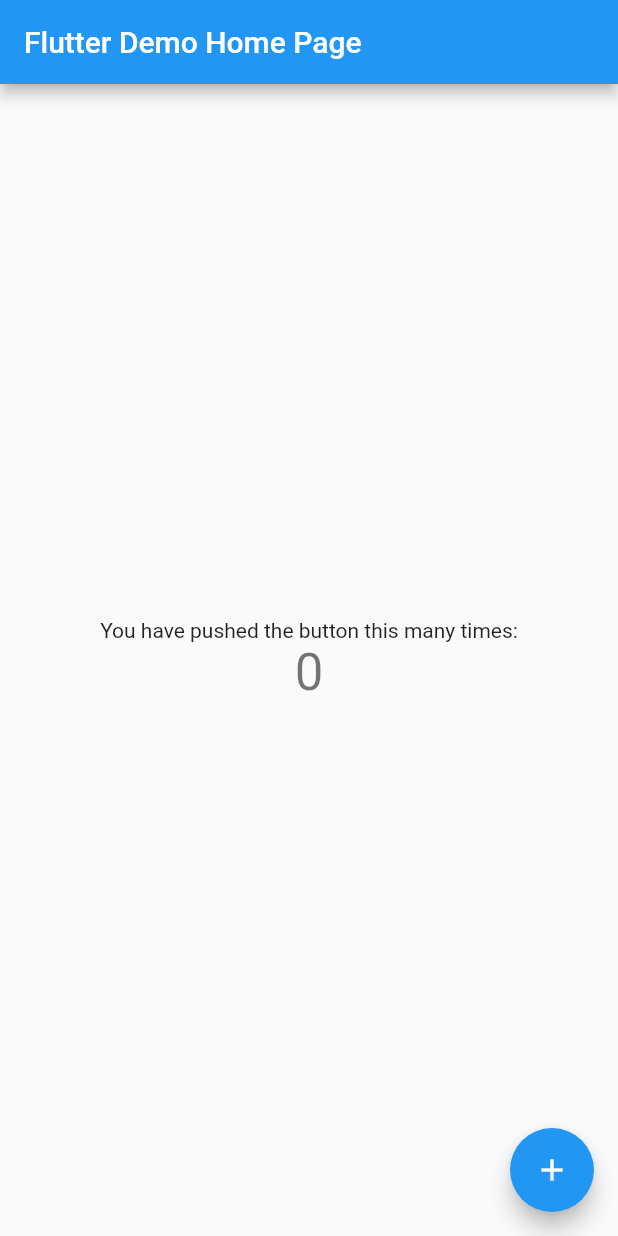
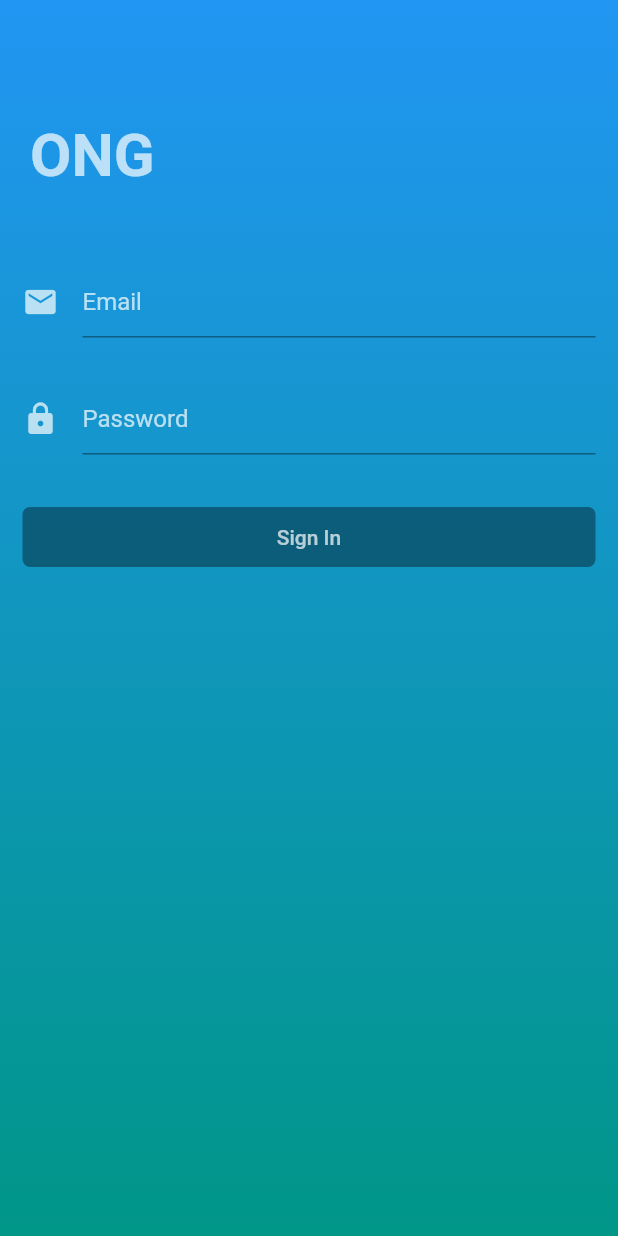
Before and after one commit to Pedrohf360/dad-flutter-trab-pratico, a Flutter app: the screen it shows after launch, on a phone screen of 412 x 824 dp. Run offline on Flutter 3.47's test engine with Material 2 defaults, Android fonts, the phone set to English and light mode, and no system bars; our stand-ins replace shared_preferences.

Commit message:
Finishing layout (login page and pos-login)

```diff
--- a/lib/login_page.dart
+++ b/lib/login_page.dart
@@ -0,0 +1,136 @@
+import 'dart:convert';
+
+import 'package:flutter/material.dart';
+import 'package:flutter/services.dart';
+import 'package:http/http.dart' as http;
+import 'package:dad_app/main.dart';
+import 'package:shared_preferences/shared_preferences.dart';
+
+class LoginPage extends StatefulWidget {
+  @override
+  _LoginPageState createState() => _LoginPageState();
+}
+
+class _LoginPageState extends State<LoginPage> {
+
+  bool _isLoading = false;
+
+  @override
+  Widget build(BuildContext context) {
+    SystemChrome.setSystemUIOverlayStyle(SystemUiOverlayStyle.light.copyWith(statusBarColor: Colors.transparent));
+    return Scaffold(
+      body: Container(
+        decoration: BoxDecoration(
+          gradient: LinearGradient(
+              colors: [Colors.blue, Colors.teal],
+              begin: Alignment.topCenter,
+              end: Alignment.bottomCenter),
+        ),
+        child: _isLoading ? Center(child: CircularProgressIndicator()) : ListView(
+          children: <Widget>[
+            headerSection(),
+            textSection(),
+            buttonSection(),
+          ],
+        ),
+      ),
+    );
+  }
+
+  signIn(String email, pass) async {
+    SharedPreferences sharedPreferences = await SharedPreferences.getInstance();
+    Map data = {
+      'email': email,
+      'password': pass
+    };
+    var jsonResponse = null;
+    var response = await http.post("YOUR_BASE_URL", body: data);
+    if(response.statusCode == 200) {
+      jsonResponse = json.decode(response.body);
+      if(jsonResponse != null) {
+        setState(() {
+          _isLoading = false;
+        });
+        sharedPreferences.setString("token", jsonResponse['token']);
+        Navigator.of(context).pushAndRemoveUntil(MaterialPageRoute(builder: (BuildContext context) => MainPage()), (Route<dynamic> route) => false);
+      }
+    }
+    else {
+      setState(() {
+        _isLoading = false;
+      });
+      print(response.body);
+    }
+  }
+
+  Container buttonSection() {
+    return Container(
+      width: MediaQuery.of(context).size.width,
+      height: 40.0,
+      padding: EdgeInsets.symmetric(horizontal: 15.0),
+      margin: EdgeInsets.only(top: 15.0),
+      child: RaisedButton(
+        onPressed: emailController.text == "" || passwordController.text == "" ? null : () {
+          setState(() {
+            _isLoading = true;
+          });
+          signIn(emailController.text, passwordController.text);
+        },
+        elevation: 0.0,
+        color: Colors.purple,
+        child: Text("Sign In", style: TextStyle(color: Colors.white70)),
+        shape: RoundedRectangleBorder(borderRadius: BorderRadius.circular(5.0)),
+      ),
+    );
+  }
+
+  final TextEditingController emailController = new TextEditingController();
+  final TextEditingController passwordController = new TextEditingController();
+
+  Container textSection() {
+    return Container(
+      padding: EdgeInsets.symmetric(horizontal: 15.0, vertical: 20.0),
+      child: Column(
+        children: <Widget>[
+          TextFormField(
+            controller: emailController,
+            cursorColor: Colors.white,
+
+            style: TextStyle(color: Colors.white70),
+            decoration: InputDecoration(
+              icon: Icon(Icons.email, color: Colors.white70),
+              hintText: "Email",
+              border: UnderlineInputBorder(borderSide: BorderSide(color: Colors.white70)),
+              hintStyle: TextStyle(color: Colors.white70),
+            ),
+          ),
+          SizedBox(height: 30.0),
+          TextFormField(
+            controller: passwordController,
+            cursorColor: Colors.white,
+            obscureText: true,
+            style: TextStyle(color: Colors.white70),
+            decoration: InputDecoration(
+              icon: Icon(Icons.lock, color: Colors.white70),
+              hintText: "Password",
+              border: UnderlineInputBorder(borderSide: BorderSide(color: Colors.white70)),
+              hintStyle: TextStyle(color: Colors.white70),
+            ),
+          ),
+        ],
+      ),
+    );
+  }
+
+  Container headerSection() {
+    return Container(
+      margin: EdgeInsets.only(top: 50.0),
+      padding: EdgeInsets.symmetric(horizontal: 20.0, vertical: 30.0),
+      child: Text("ONG",
+          style: TextStyle(
+              color: Colors.white70,
+              fontSize: 40.0,
+              fontWeight: FontWeight.bold)),
+    );
+  }
+}
--- a/lib/main.dart
+++ b/lib/main.dart
@@ -1,111 +1,67 @@
+import 'dart:convert';
+
 import 'package:flutter/material.dart';
+import 'package:flutter/services.dart';
+import 'package:http/http.dart' as http;
+import 'package:dad_app/login_page.dart';
+import 'package:shared_preferences/shared_preferences.dart';
 
 void main() => runApp(MyApp());
 
 class MyApp extends StatelessWidget {
-  // This widget is the root of your application.
   @override
   Widget build(BuildContext context) {
     return MaterialApp(
-      title: 'Flutter Demo',
+      title: "ONG",
+      debugShowCheckedModeBanner: false,
+      home: MainPage(),
       theme: ThemeData(
-        // This is the theme of your application.
-        //
-        // Try running your application with "flutter run". You'll see the
-        // application has a blue toolbar. Then, without quitting the app, try
-        // changing the primarySwatch below to Colors.green and then invoke
-        // "hot reload" (press "r" in the console where you ran "flutter run",
-        // or simply save your changes to "hot reload" in a Flutter IDE).
-        // Notice that the counter didn't reset back to zero; the application
-        // is not restarted.
-        primarySwatch: Colors.blue,
+          accentColor: Colors.white70
       ),
-      home: MyHomePage(title: 'Flutter Demo Home Page'),
     );
   }
 }
 
-class MyHomePage extends StatefulWidget {
-  MyHomePage({Key key, this.title}) : super(key: key);
+class MainPage extends StatefulWidget {
+  @override
+  _MainPageState createState() => _MainPageState();
+}
 
-  // This widget is the home page of your application. It is stateful, meaning
-  // that it has a State object (defined below) that contains fields that affect
-  // how it looks.
+class _MainPageState extends State<MainPage> {
 
-  // This class is the configuration for the state. It holds the values (in this
-  // case the title) provided by the parent (in this case the App widget) and
-  // used by the build method of the State. Fields in a Widget subclass are
-  // always marked "final".
-
-  final String title;
+  SharedPreferences sharedPreferences;
 
   @override
-  _MyHomePageState createState() => _MyHomePageState();
-}
+  void initState() {
+    super.initState();
+    checkLoginStatus();
+  }
 
-class _MyHomePageState extends State<MyHomePage> {
-  int _counter = 0;
-
-  void _incrementCounter() {
-    setState(() {
-      // This call to setState tells the Flutter framework that something has
-      // changed in this State, which causes it to rerun the build method below
-      // so that the display can reflect the updated values. If we changed
-      // _counter without calling setState(), then the build method would not be
-      // called again, and so nothing would appear to happen.
-      _counter++;
-    });
+  checkLoginStatus() async {
+    sharedPreferences = await SharedPreferences.getInstance();
+    if(sharedPreferences.getString("token") == null) {
+      Navigator.of(context).pushAndRemoveUntil(MaterialPageRoute(builder: (BuildContext context) => LoginPage()), (Route<dynamic> route) => false);
+    }
   }
 
   @override
   Widget build(BuildContext context) {
-    // This method is rerun every time setState is called, for instance as done
-    // by the _incrementCounter method above.
-    //
-    // The Flutter framework has been optimized to make rerunning build methods
-    // fast, so that you can just rebuild anything that needs updating rather
-    // than having to individually change instances of widgets.
     return Scaffold(
       appBar: AppBar(
-        // Here we take the value from the MyHomePage object that was created by
-        // the App.build method, and use it to set our appbar title.
-        title: Text(widget.title),
+        title: Text("ONG", style: TextStyle(color: Colors.white)),
+        actions: <Widget>[
+          FlatButton(
+            onPressed: () {
+              sharedPreferences.clear();
+              sharedPreferences.commit();
+              Navigator.of(context).pushAndRemoveUntil(MaterialPageRoute(builder: (BuildContext context) => LoginPage()), (Route<dynamic> route) => false);
+            },
+            child: Text("Log Out", style: TextStyle(color: Colors.white)),
+          ),
+        ],
       ),
-      body: Center(
-        // Center is a layout widget. It takes a single child and positions it
-        // in the middle of the parent.
-        child: Column(
-          // Column is also a layout widget. It takes a list of children and
-          // arranges them vertically. By default, it sizes itself to fit its
-          // children horizontally, and tries to be as tall as its parent.
-          //
-          // Invoke "debug painting" (press "p" in the console, choose the
-          // "Toggle Debug Paint" action from the Flutter Inspector in Android
-          // Studio, or the "Toggle Debug Paint" command in Visual Studio Code)
-          // to see the wireframe for each widget.
-          //
-          // Column has various properties to control how it sizes itself and
-          // how it positions its children. Here we use mainAxisAlignment to
-          // center the children vertically; the main axis here is the vertical
-          // axis because Columns are vertical (the cross axis would be
-          // horizontal).
-          mainAxisAlignment: MainAxisAlignment.center,
-          children: <Widget>[
-            Text(
-              'You have pushed the button this many times:',
-            ),
-            Text(
-              '$_counter',
-              style: Theme.of(context).textTheme.display1,
-            ),
-          ],
-        ),
-      ),
-      floatingActionButton: FloatingActionButton(
-        onPressed: _incrementCounter,
-        tooltip: 'Increment',
-        child: Icon(Icons.add),
-      ), // This trailing comma makes auto-formatting nicer for build methods.
+      body: Center(child: Text("Main Page")),
+      drawer: Drawer(),
     );
   }
 }
--- a/pubspec.yaml
+++ b/pubspec.yaml
@@ -27,6 +27,8 @@ dependencies:
 dev_dependencies:
   flutter_test:
     sdk: flutter
+  http: any
+  shared_preferences: any
 
 
 # For information on the generic Dart part of this file, see the
```
Also changed, not shown: pubspec.lock.
